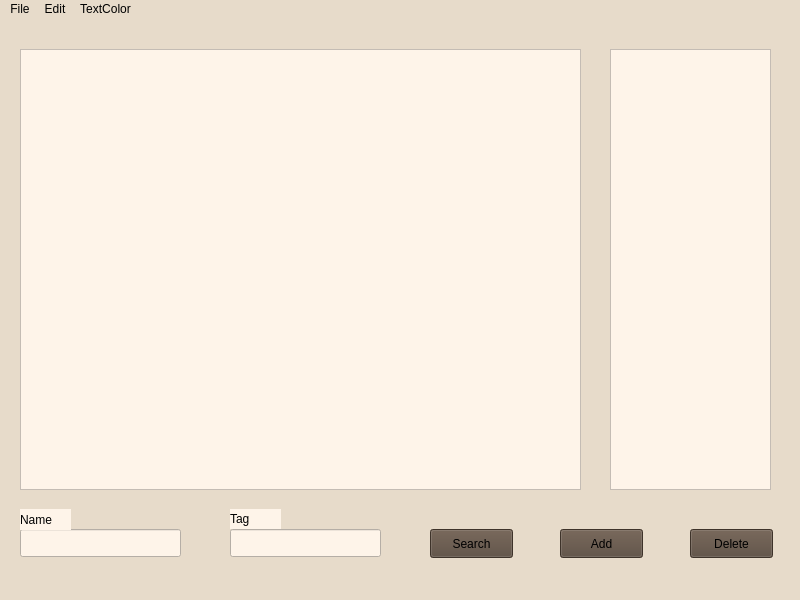
First picture: the form in Notepad/notepad.ui, repository Anna122233234/NG_2022_Notebook_project, before the edit.
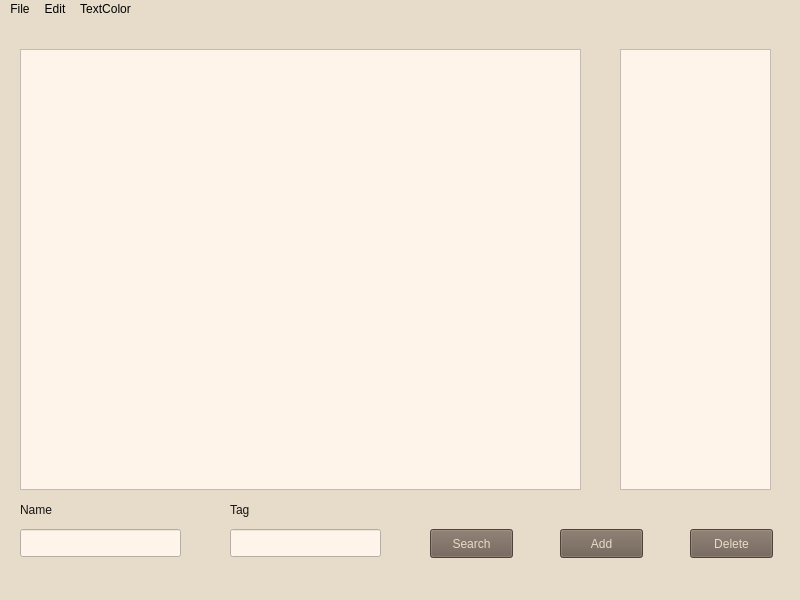
Second picture: the form after the edit. Icons and pictures are not drawn.

Commit message: added changes to back-ground color to buttons

What changed in the file:
```diff
--- a/Notepad/notepad.ui
+++ b/Notepad/notepad.ui
@@ -77,9 +77,9 @@
    <widget class="QListWidget" name="ListW">
     <property name="geometry">
      <rect>
-      <x>610</x>
+      <x>620</x>
       <y>30</y>
-      <width>161</width>
+      <width>151</width>
       <height>441</height>
      </rect>
     </property>
@@ -97,7 +97,9 @@
      </rect>
     </property>
     <property name="styleSheet">
-     <string notr="true">background-color: rgb(87, 72, 59);</string>
+     <string notr="true">background-color: rgb(109, 94, 82);
+font: 10pt &quot;Segoe UI&quot;;
+color: rgb(231, 219, 202);</string>
     </property>
     <property name="text">
      <string>Delete</string>
@@ -113,7 +115,9 @@
      </rect>
     </property>
     <property name="styleSheet">
-     <string notr="true">background-color: rgb(87, 72, 59);</string>
+     <string notr="true">background-color: rgb(109, 94, 82);
+font: 10pt &quot;Segoe UI&quot;;
+color: rgb(231, 219, 202);</string>
     </property>
     <property name="text">
      <string>Search</string>
@@ -123,13 +127,15 @@
     <property name="geometry">
      <rect>
       <x>20</x>
-      <y>490</y>
+      <y>480</y>
       <width>51</width>
       <height>21</height>
      </rect>
     </property>
     <property name="styleSheet">
-     <string notr="true">background-color: rgb(254, 244, 233);</string>
+     <string notr="true">background-color: rgb(231, 219, 202);
+font: 10pt &quot;Segoe UI&quot;;
+color: rgb(20, 20, 20);</string>
     </property>
     <property name="text">
      <string>Name</string>
@@ -139,13 +145,15 @@
     <property name="geometry">
      <rect>
       <x>230</x>
-      <y>490</y>
+      <y>480</y>
       <width>51</width>
-      <height>20</height>
+      <height>21</height>
      </rect>
     </property>
     <property name="styleSheet">
-     <string notr="true">background-color: rgb(254, 244, 233);</string>
+     <string notr="true">background-color: rgb(231, 219, 202);
+font: 10pt &quot;Segoe UI&quot;;
+color: rgb(20, 20, 20);</string>
     </property>
     <property name="text">
      <string>Tag</string>
@@ -161,7 +169,9 @@
      </rect>
     </property>
     <property name="styleSheet">
-     <string notr="true">background-color: rgb(87, 72, 59);</string>
+     <string notr="true">background-color: rgb(106, 92, 79);
+font: 10pt &quot;Segoe UI&quot;;
+color: rgb(231, 219, 202);</string>
     </property>
     <property name="text">
      <string>Add</string>
```
Left out of the diff: 12 changed lines with no effect on the pictures.
